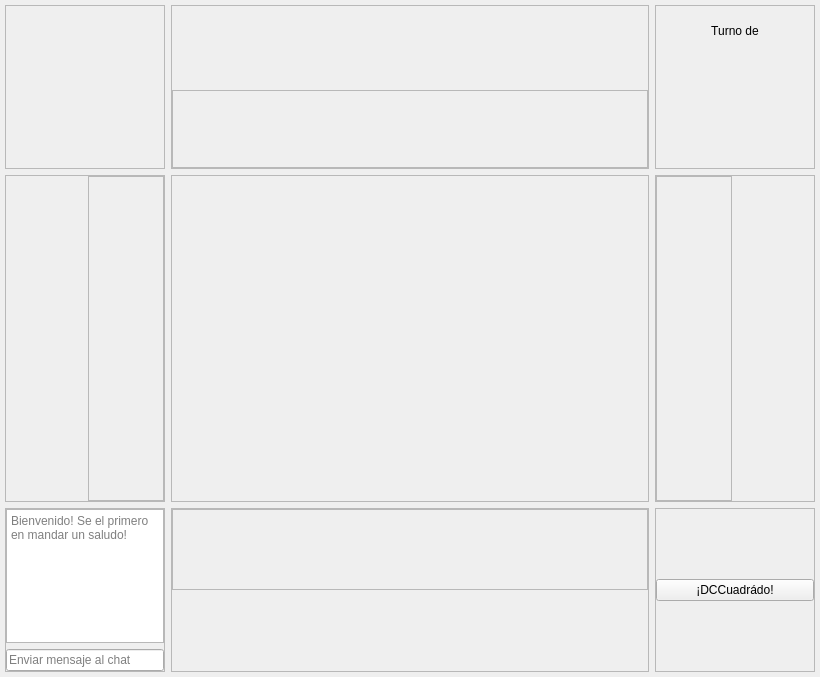
Above: Tareas/T03/client/frontend/game_window.ui from benjavicente/iic2233 before the change. Below: the same form after it.
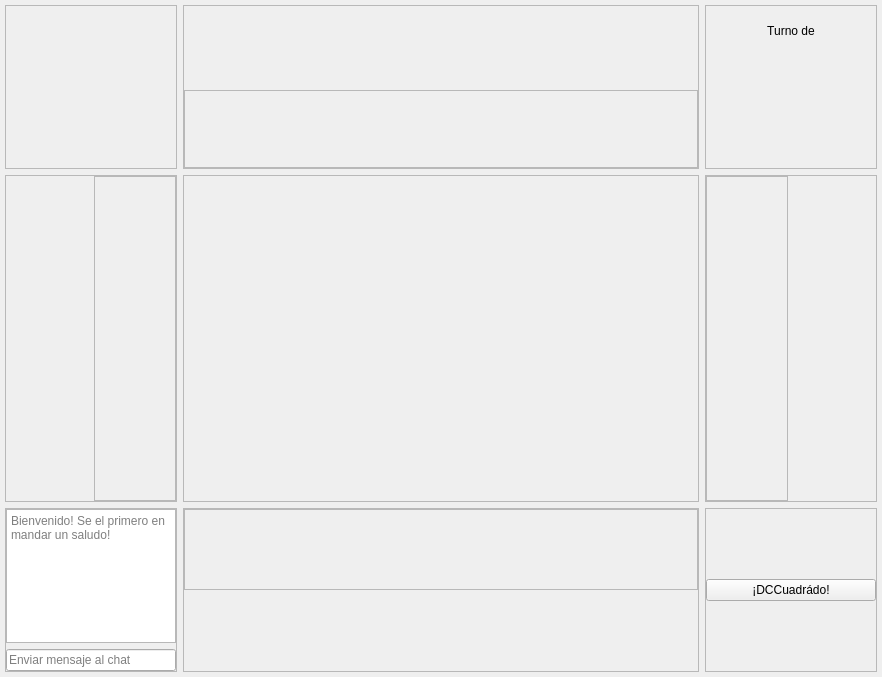
That is the form after the change. Icons and pictures are not drawn.

Commit message: Imágenes más chicas, logo en la aplicación También se estableció un tamaño mínimo a la ventana de juego

What changed in the file:
```diff
--- a/Tareas/T03/client/frontend/game_window.ui
+++ b/Tareas/T03/client/frontend/game_window.ui
@@ -6,10 +6,16 @@
    <rect>
     <x>0</x>
     <y>0</y>
-    <width>820</width>
+    <width>882</width>
     <height>677</height>
    </rect>
   </property>
+  <property name="minimumSize">
+   <size>
+    <width>800</width>
+    <height>600</height>
+   </size>
+  </property>
   <property name="windowTitle">
    <string>DCCuatro</string>
   </property>
```
The commit also changes 6 other files.
